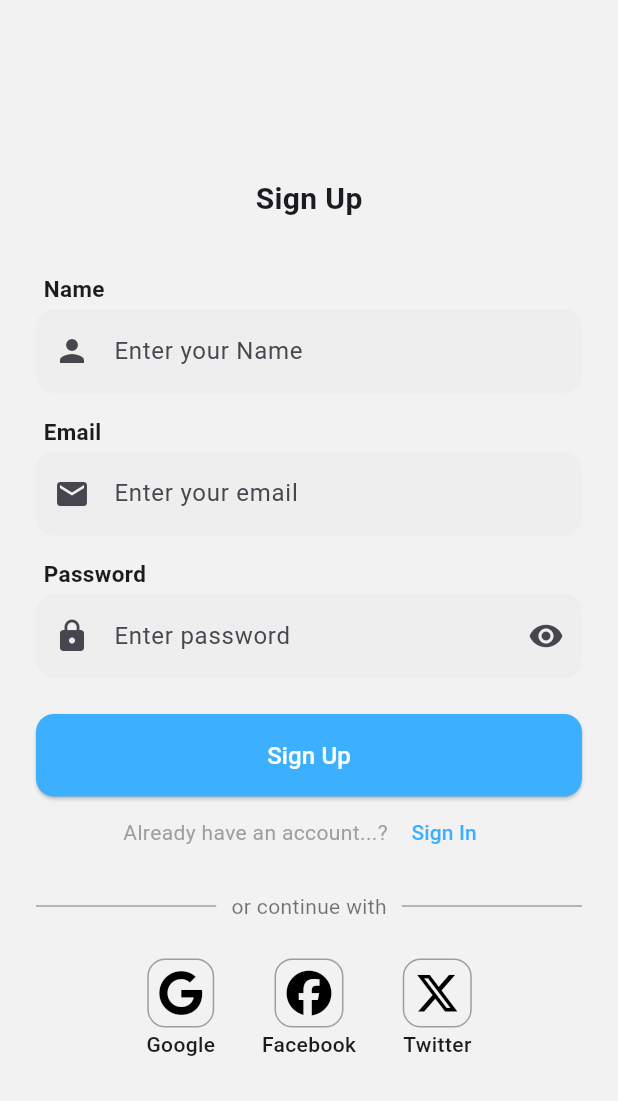
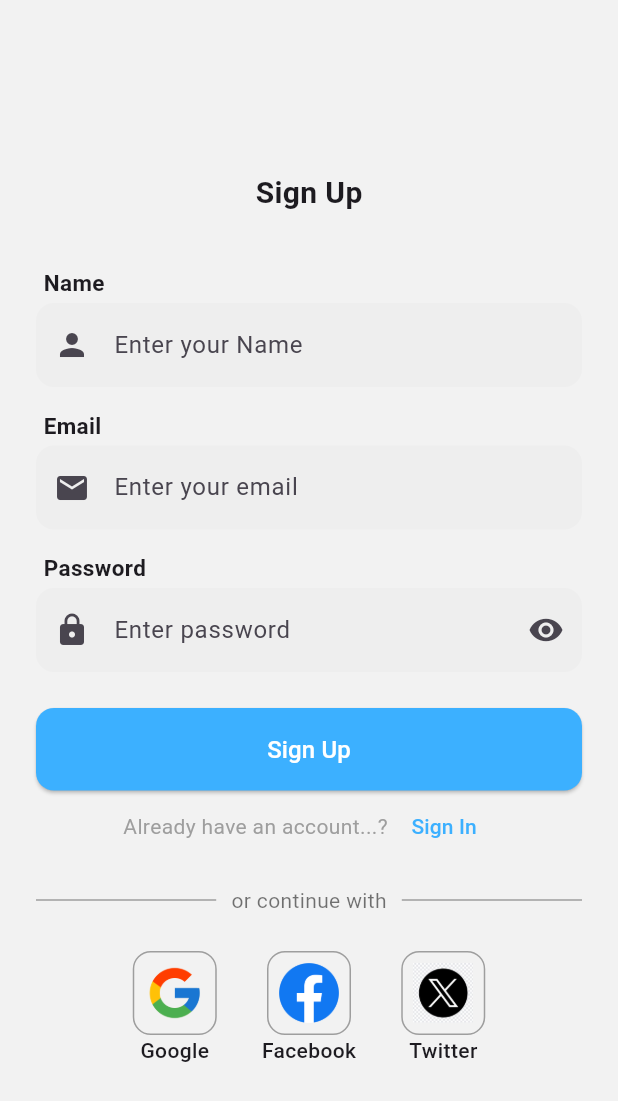
Before and after one commit to harrishussain24/CRM, a Flutter app: the screen it shows after launch, after a tap on "Sign Up", on a phone screen of 412 x 824 dp. Shown: the top 1101 px of the screen. Run offline on Flutter 3.47's test engine with Material 3 defaults, Android fonts, the phone set to English and light mode, and no system bars; our stand-ins replace font_awesome_flutter.

Commit message:
social icons added

```diff
--- a/lib/authentication/constants.dart
+++ b/lib/authentication/constants.dart
@@ -1,5 +1,4 @@
 import 'package:flutter/material.dart';
-import 'package:font_awesome_flutter/font_awesome_flutter.dart';
 
 Widget textFieldLabel({required String label}) {
   return Align(
@@ -60,16 +59,12 @@ Widget elevatedButtons({
   );
 }
 
-Widget showAccountButton({required IconData icon, required String text}) {
+Widget showAccountButton({required Widget icon, required String text}) {
   return Column(
     children: [
       IconButton(
         onPressed: () {},
-        icon: FaIcon(
-          icon,
-          color: Colors.black,
-          size: 30,
-        ),
+        icon: icon,
         style: OutlinedButton.styleFrom(
           shape: RoundedRectangleBorder(
             borderRadius: BorderRadius.circular(12.0),
--- a/lib/authentication/signIn.dart
+++ b/lib/authentication/signIn.dart
@@ -1,7 +1,6 @@
 import 'package:crm/authentication/forgotpassword.dart';
 import 'package:crm/authentication/signUp.dart';
 import 'package:flutter/material.dart';
-import 'package:font_awesome_flutter/font_awesome_flutter.dart';
 
 import 'constants.dart';
 
@@ -120,25 +119,40 @@ class _SignInScreenState extends State<SignInScreen> {
 
               const SizedBox(height: 24),
 
-              // Google Button
               Row(
                 mainAxisAlignment: MainAxisAlignment.center,
                 children: [
+                  // Google Button
                   showAccountButton(
-                    icon: FontAwesomeIcons.google,
+                    icon: Image.asset(
+                      "assets/google.png",
+                      width: 40,
+                      height: 40,
+                      fit: BoxFit.cover,
+                    ),
                     text: "Google",
                   ),
                   const SizedBox(width: 30),
 
                   // Facebook Button
                   showAccountButton(
-                    icon: FontAwesomeIcons.facebook,
+                    icon: Image.asset(
+                      'assets/facebook.png',
+                      width: 40,
+                      height: 40,
+                      fit: BoxFit.cover,
+                    ),
                     text: "Facebook",
                   ),
                   const SizedBox(width: 30),
                   // Twitter Button
                   showAccountButton(
-                    icon: FontAwesomeIcons.xTwitter,
+                    icon: Image.asset(
+                      'assets/twitter.jpg',
+                      width: 40,
+                      height: 40,
+                      fit: BoxFit.cover,
+                    ),
                     text: "Twitter",
                   ),
                 ],
--- a/lib/authentication/signUp.dart
+++ b/lib/authentication/signUp.dart
@@ -103,31 +103,44 @@ class _SignUpScreenState extends State<SignUpScreen> {
                 ),
 
                 const SizedBox(height: 24),
-
                 Row(
                   mainAxisAlignment: MainAxisAlignment.center,
                   children: [
+                    // Google Button
                     showAccountButton(
-                      icon: FontAwesomeIcons.google,
+                      icon: Image.asset(
+                        "assets/google.png",
+                        width: 40,
+                        height: 40,
+                        fit: BoxFit.cover,
+                      ),
                       text: "Google",
                     ),
                     const SizedBox(width: 30),
 
                     // Facebook Button
                     showAccountButton(
-                      icon: FontAwesomeIcons.facebook,
+                      icon: Image.asset(
+                        'assets/facebook.png',
+                        width: 40,
+                        height: 40,
+                        fit: BoxFit.cover,
+                      ),
                       text: "Facebook",
                     ),
                     const SizedBox(width: 30),
-
                     // Twitter Button
                     showAccountButton(
-                      icon: FontAwesomeIcons.xTwitter,
+                      icon: Image.asset(
+                        'assets/twitter.jpg',
+                        width: 40,
+                        height: 40,
+                        fit: BoxFit.cover,
+                      ),
                       text: "Twitter",
                     ),
                   ],
                 ),
-
                 const SizedBox(height: 24),
               ],
             ),
--- a/pubspec.yaml
+++ b/pubspec.yaml
@@ -59,9 +59,8 @@ flutter:
   uses-material-design: true
 
   # To add assets to your application, add an assets section, like this:
-  # assets:
-  #   - images/a_dot_burr.jpeg
-  #   - images/a_dot_ham.jpeg
+  assets:
+    - assets/
 
   # An image asset can refer to one or more resolution-specific "variants", see
   # https://flutter.dev/to/resolution-aware-images
```
Also changed, not shown: assets/facebook.png (added), assets/google.png (added), assets/twitter.jpg (added).
